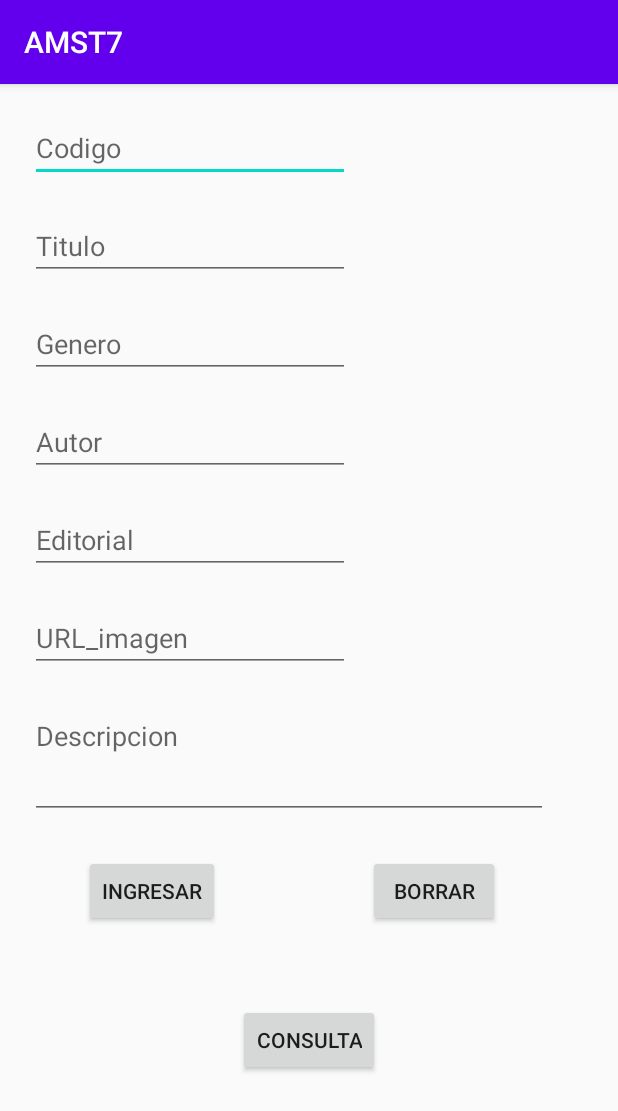
After one commit to MelissaBanchonV/PST_TA5_G7, an Android app: the IngresoBaseDeDatos screen opened directly, with no data from a screen before it, on a phone screen of 412 x 824 dp. The commit adds this screen. Shown: the top 1111 px of the screen. Run offline under Robolectric (Android 15) with nearby library versions, the phone set to English and light mode, and no system bars.

Commit message:
Creacion de la base de datos interna de los libros

```diff
--- a/app/src/main/AndroidManifest.xml
+++ b/app/src/main/AndroidManifest.xml
@@ -9,7 +9,8 @@
         android:roundIcon="@mipmap/ic_launcher_round"
         android:supportsRtl="true"
         android:theme="@style/AppTheme">
-        <activity android:name=".MainActivity5"></activity>
+        <activity android:name=".IngresoBaseDeDatos"></activity>
+        <activity android:name=".MainActivity5" />
         <activity android:name=".MainActivity">
             <intent-filter>
                 <action android:name="android.intent.action.MAIN" />
--- /dev/null
+++ b/app/src/main/res/layout/activity_ingreso_base_de_datos.xml
@@ -0,0 +1,127 @@
+<?xml version="1.0" encoding="utf-8"?>
+<androidx.constraintlayout.widget.ConstraintLayout xmlns:android="http://schemas.android.com/apk/res/android"
+    xmlns:app="http://schemas.android.com/apk/res-auto"
+    xmlns:tools="http://schemas.android.com/tools"
+    android:layout_width="match_parent"
+    android:layout_height="match_parent"
+    tools:context=".IngresoBaseDeDatos">
+
+    <EditText
+        android:id="@+id/editTextCodigo"
+        android:layout_width="wrap_content"
+        android:layout_height="wrap_content"
+        android:layout_marginStart="20dp"
+        android:layout_marginTop="20dp"
+        android:ems="10"
+        android:hint="Codigo"
+        android:inputType="textPersonName"
+        app:layout_constraintStart_toStartOf="parent"
+        app:layout_constraintTop_toTopOf="parent" />
+
+    <EditText
+        android:id="@+id/editTextTitulo"
+        android:layout_width="wrap_content"
+        android:layout_height="wrap_content"
+        android:layout_marginStart="20dp"
+        android:layout_marginTop="20dp"
+        android:ems="10"
+        android:hint="Titulo"
+        android:inputType="textPersonName"
+        app:layout_constraintStart_toStartOf="parent"
+        app:layout_constraintTop_toBottomOf="@+id/editTextCodigo" />
+
+    <EditText
+        android:id="@+id/editTextDescripcion"
+        android:layout_width="345dp"
+        android:layout_height="78dp"
+        android:layout_marginStart="20dp"
+        android:layout_marginTop="20dp"
+        android:ems="10"
+        android:gravity="start|top"
+        android:hint="Descripcion"
+        android:inputType="textMultiLine"
+        app:layout_constraintStart_toStartOf="parent"
+        app:layout_constraintTop_toBottomOf="@+id/editTextImagen" />
+
+    <EditText
+        android:id="@+id/editTextEditorial"
+        android:layout_width="wrap_content"
+        android:layout_height="wrap_content"
+        android:layout_marginStart="20dp"
+        android:layout_marginTop="20dp"
+        android:ems="10"
+        android:hint="Editorial"
+        android:inputType="textPersonName"
+        app:layout_constraintStart_toStartOf="parent"
+        app:layout_constraintTop_toBottomOf="@+id/editTextAutor" />
+
+    <EditText
+        android:id="@+id/editTextImagen"
+        android:layout_width="wrap_content"
+        android:layout_height="wrap_content"
+        android:layout_marginStart="20dp"
+        android:layout_marginTop="20dp"
+        android:ems="10"
+        android:hint="URL_imagen"
+        android:inputType="textPersonName"
+        app:layout_constraintStart_toStartOf="parent"
+        app:layout_constraintTop_toBottomOf="@+id/editTextEditorial" />
+
+    <EditText
+        android:id="@+id/editTextAutor"
+        android:layout_width="wrap_content"
+        android:layout_height="wrap_content"
+        android:layout_marginStart="20dp"
+        android:layout_marginTop="20dp"
+        android:ems="10"
+        android:hint="Autor"
+        android:inputType="textPersonName"
+        app:layout_constraintStart_toStartOf="parent"
+        app:layout_constraintTop_toBottomOf="@+id/editTextGenero" />
+
+    <Button
+        android:id="@+id/button3"
+        android:layout_width="wrap_content"
+        android:layout_height="wrap_content"
+        android:layout_marginStart="20dp"
+        android:layout_marginTop="24dp"
+        android:text="BORRAR"
+        app:layout_constraintEnd_toEndOf="parent"
+        app:layout_constraintStart_toEndOf="@+id/button2"
+        app:layout_constraintTop_toBottomOf="@+id/editTextDescripcion" />
+
+    <Button
+        android:id="@+id/button2"
+        android:layout_width="wrap_content"
+        android:layout_height="wrap_content"
+        android:layout_marginStart="56dp"
+        android:layout_marginTop="24dp"
+        android:onClick="registrar"
+        android:text="INGRESAR"
+        app:layout_constraintStart_toStartOf="parent"
+        app:layout_constraintTop_toBottomOf="@+id/editTextDescripcion" />
+
+    <EditText
+        android:id="@+id/editTextGenero"
+        android:layout_width="wrap_content"
+        android:layout_height="wrap_content"
+        android:layout_marginStart="20dp"
+        android:layout_marginTop="20dp"
+        android:ems="10"
+        android:hint="Genero"
+        android:inputType="textPersonName"
+        app:layout_constraintStart_toStartOf="parent"
+        app:layout_constraintTop_toBottomOf="@+id/editTextTitulo" />
+
+    <Button
+        android:id="@+id/button4"
+        android:layout_width="wrap_content"
+        android:layout_height="wrap_content"
+        android:onClick="buscar"
+        android:text="CONSULTA"
+        app:layout_constraintBottom_toBottomOf="parent"
+        app:layout_constraintEnd_toEndOf="parent"
+        app:layout_constraintStart_toStartOf="parent"
+        app:layout_constraintTop_toBottomOf="@+id/button2"
+        app:layout_constraintVertical_bias="0.327" />
+</androidx.constraintlayout.widget.ConstraintLayout>
```
Also changed, not shown: app/src/main/java/com/example/amst7/AdminSQLiteOpenHelper.java (added, +23 -0 lines), app/src/main/java/com/example/amst7/IngresoBaseDeDatos.java (added, +93 -0 lines), app/src/main/java/com/example/amst7/MainActivity.java (+7 -0 lines), app/src/main/res/layout/activity_main.xml (+6 -4 lines).
